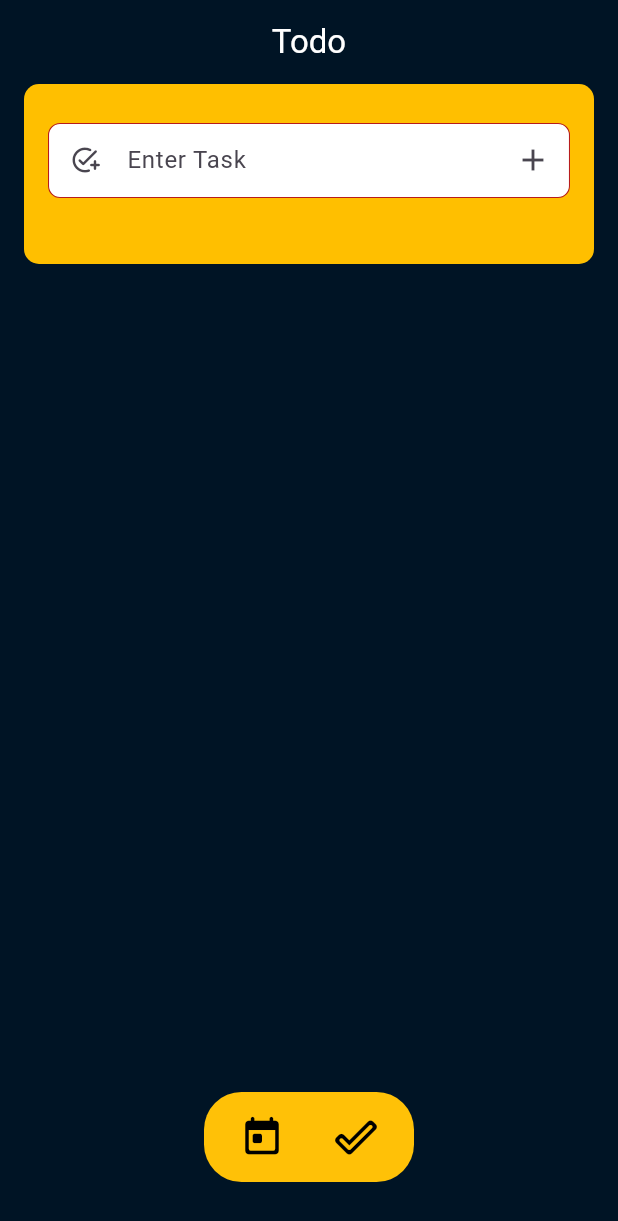
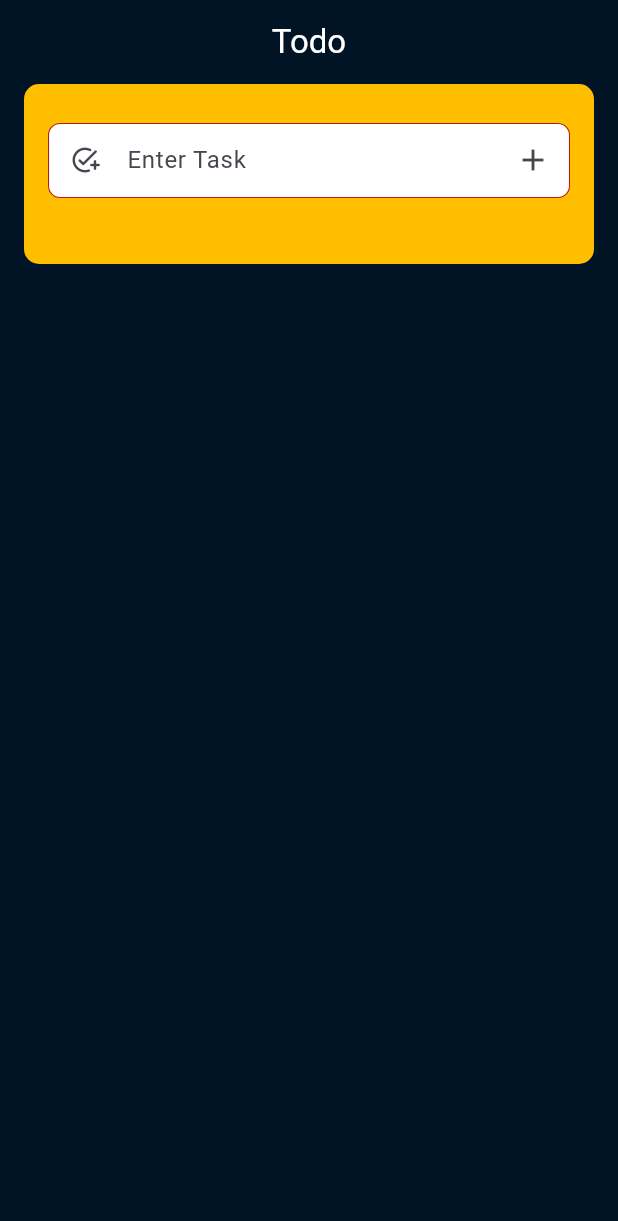
Before and after one commit to AthulUllas/Todo, a Flutter app: the screen it shows after launch, on a phone screen of 412 x 824 dp. Shown: the top 1221 px of the screen. Run offline on Flutter 3.47's test engine with Material 3 defaults, Android fonts, the phone set to English and light mode, and no system bars; our stand-ins replace flutter_hooks, hooks_riverpod, riverpod_annotation; generated files the repository leaves out were written again.

```diff
--- a/lib/views/pages/homepage.dart
+++ b/lib/views/pages/homepage.dart
@@ -3,7 +3,6 @@ import 'package:flutter_hooks/flutter_hooks.dart';
 import 'package:hooks_riverpod/hooks_riverpod.dart';
 import 'package:todo/controller/timecontroller.dart';
 import 'package:todo/controller/todocontroller.dart';
-import 'package:todo/views/widgets/bottom_bar.dart';
 import 'package:todo/views/widgets/todos.dart';
 
 class Homepage extends HookConsumerWidget {
@@ -190,11 +189,6 @@ class Homepage extends HookConsumerWidget {
           ],
         ),
       ),
-      floatingActionButtonLocation: FloatingActionButtonLocation.centerFloat,
-      floatingActionButton: const Padding(
-        padding: EdgeInsets.only(bottom: 20.0),
-        child: BottomBar(),
-      ),
     );
   }
 }
--- a/lib/views/widgets/bottom_bar.dart
+++ /dev/null
@@ -1,51 +0,0 @@
-import 'package:flutter/material.dart';
-import 'package:todo/views/pages/completed_todos_page.dart';
-import 'package:todo/views/pages/homepage.dart';
-
-class BottomBar extends StatelessWidget {
-  const BottomBar({
-    super.key,
-  });
-
-  @override
-  Widget build(BuildContext context) {
-    return Container(
-      width: 140,
-      height: 60,
-      decoration: BoxDecoration(
-          color: Colors.amber, borderRadius: BorderRadius.circular(25)),
-      child: Row(
-        mainAxisAlignment: MainAxisAlignment.spaceEvenly,
-        children: [
-          IconButton(
-              onPressed: () {
-                Navigator.pushAndRemoveUntil(
-                  context,
-                  MaterialPageRoute(builder: (context) => const Homepage()),
-                  (route) => false,
-                );
-              },
-              icon: const Icon(
-                Icons.today_rounded,
-                size: 30,
-                color: Colors.black,
-              )),
-          IconButton(
-              onPressed: () {
-                Navigator.pushAndRemoveUntil(
-                  context,
-                  MaterialPageRoute(
-                      builder: (context) => const CompletedTodosPage()),
-                  (route) => false,
-                );
-              },
-              icon: const Icon(
-                Icons.done_outline_rounded,
-                size: 30,
-                color: Colors.black,
-              ))
-        ],
-      ),
-    );
-  }
-}
```
Also changed, not shown: lib/controller/completedcontroller.dart (deleted, +0 -23 lines), lib/controller/todocontroller.dart (+6 -10 lines), lib/models/completed_todo_model.dart (+11 -3 lines), lib/models/todo_model.dart (+18 -4 lines), lib/views/pages/completed_todos_page.dart (deleted, +0 -29 lines), lib/views/widgets/todos.dart (+1 -12 lines), lib/controller/completedcontroller.g.dart (deleted).
